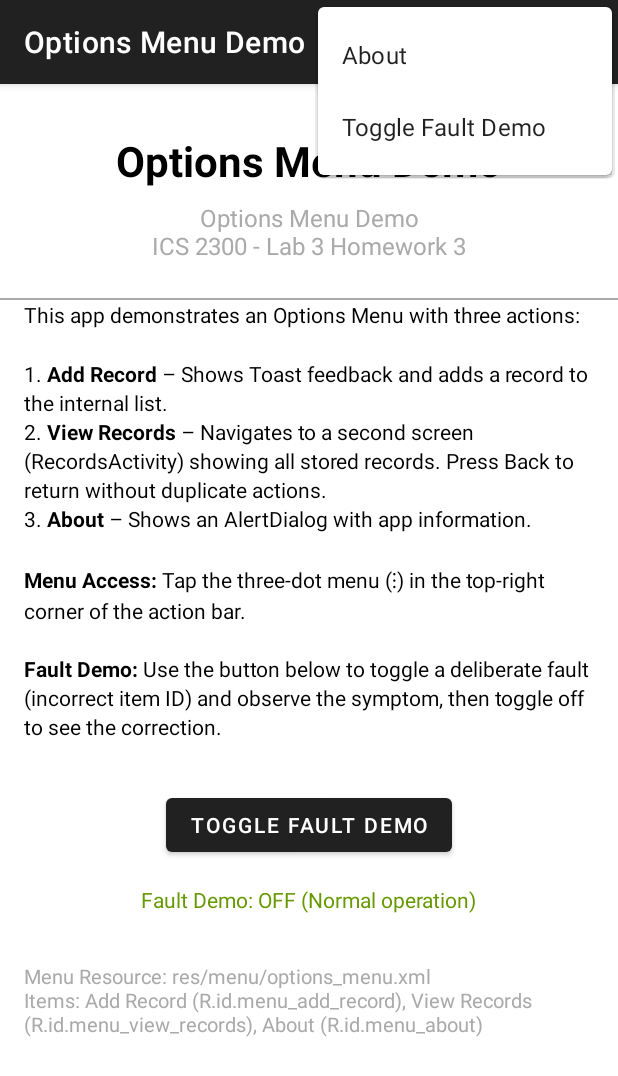
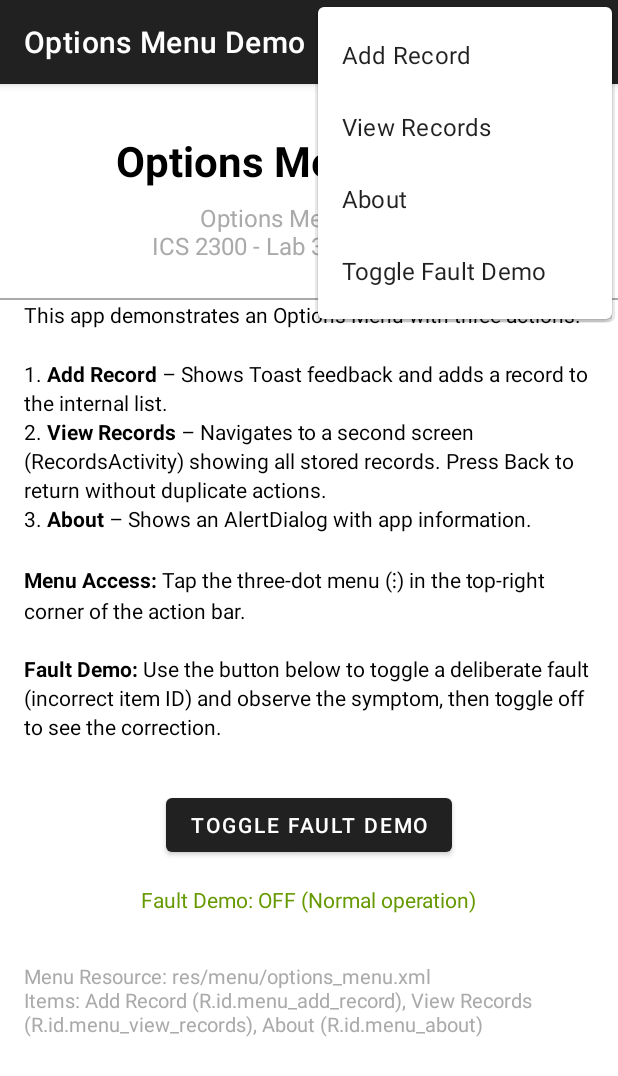
Before and after one commit to ai-patrick/Options-menu-navigation-and-Toast-feedback, an Android app: the screen it shows after launch (MainActivity), with the options menu open, on a phone screen of 412 x 824 dp. Shown: the top 1076 px of the screen. Run offline under Robolectric (Android 15) with nearby library versions, the phone set to English and light mode, and no system bars.

Commit message:
Fix: Force all menu items to overflow (showAsAction=never) so ⋮ menu is always visible

```diff
--- a/app/src/main/res/menu/options_menu.xml
+++ b/app/src/main/res/menu/options_menu.xml
@@ -6,13 +6,13 @@
         android:id="@+id/menu_add_record"
         android:title="@string/menu_add_record"
         android:icon="@android:drawable/ic_menu_add"
-        app:showAsAction="ifRoom|withText" />
+        app:showAsAction="never" />
 
     <item
         android:id="@+id/menu_view_records"
         android:title="@string/menu_view_records"
         android:icon="@android:drawable/ic_menu_view"
-        app:showAsAction="ifRoom|withText" />
+        app:showAsAction="never" />
 
     <item
         android:id="@+id/menu_about"
```
